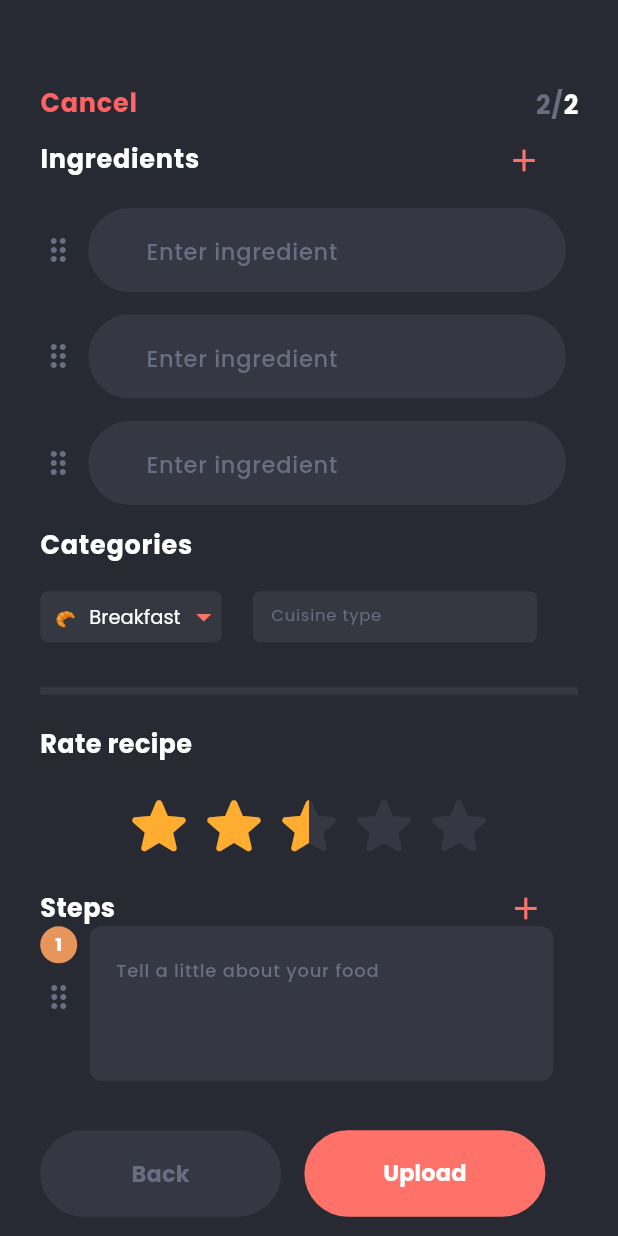
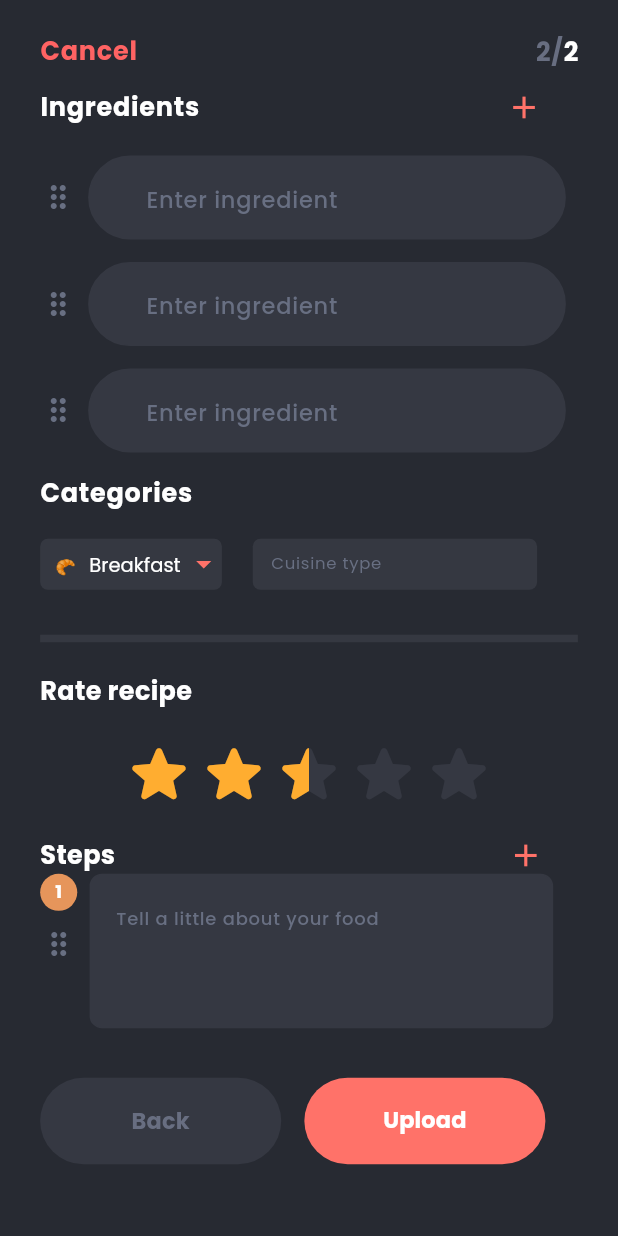
Before and after one commit to NouranAlSharawneh/appebite, a Flutter app: the UploadRecipePage2 screen opened directly with empty values, after a tap on the "add" icon, on a phone screen of 412 x 824 dp. Run offline on Flutter 3.47's test engine with Material 3 defaults, Android fonts, the phone set to English and light mode, and no system bars; drawn by our look-alikes of flutter_rating_bar; our stand-ins replace cloud_firestore, firebase_auth, firebase_core, firebase_storage, google_fonts, image_picker and 1 more; accounts and stored records are empty.

Commit message:
Margin fixes

```diff
--- a/lib/pages/login/login_screen.dart
+++ b/lib/pages/login/login_screen.dart
@@ -32,15 +32,16 @@ class _LoginPageState extends State<LoginPage> {
             child: Container(
               padding: EdgeInsets.fromLTRB(
                 screenWidth * 0.1,
-                screenHeight * 0.05,
+                screenHeight * 0,
                 screenWidth * 0.1,
-                screenHeight * 0.02,
+                screenHeight * 0,
               ),
               decoration: const BoxDecoration(
                 color: Color(0xff272a32),
               ),
               child: Column(
                 crossAxisAlignment: CrossAxisAlignment.start,
+                mainAxisAlignment: MainAxisAlignment.center,
                 children: [
                   SizedBox(
                     height: screenHeight * 0.15,
--- a/lib/pages/uploadRecipe/upload_recipe_page_2.dart
+++ b/lib/pages/uploadRecipe/upload_recipe_page_2.dart
@@ -66,11 +66,11 @@ class _UploadRecipePage2State extends State<UploadRecipePage2> {
   }
 
   void addIngredientField() {
-    TextEditingController controller = TextEditingController(); // Create a new controller
-    ingredientControllers.add(controller); // Add the controller to the list
+    TextEditingController controller = TextEditingController();
+    ingredientControllers.add(controller);
     setState(() {
       ingredientFields.add(
-        AddIngredientPage(controller: controller), // Pass the controller to the widget
+        AddIngredientPage(controller: controller),
       );
     });
   }
@@ -95,13 +95,15 @@ class _UploadRecipePage2State extends State<UploadRecipePage2> {
     double fem = MediaQuery.of(context).size.width / baseWidth;
     double ffem = fem * 0.97;
 
-    return Scaffold(
+    return SafeArea(
+      child: Scaffold(
         backgroundColor: const Color(0xff272a32),
         body: SingleChildScrollView(
           child: SizedBox(
             width: double.infinity,
             child: Container(
-            padding: EdgeInsets.fromLTRB(26 * fem, 34 * fem, 26 * fem, 8 * fem),
+              // adjust
+              padding: EdgeInsets.symmetric(horizontal: 26 * fem),
               width: double.infinity,
               decoration: const BoxDecoration(
                 color: Color(0xff272a32),
@@ -193,6 +195,7 @@ class _UploadRecipePage2State extends State<UploadRecipePage2> {
             ),
           ),
         ),
+      ),
     );
   }
 }
```
Lines whose indentation alone changed are shown as unchanged.
